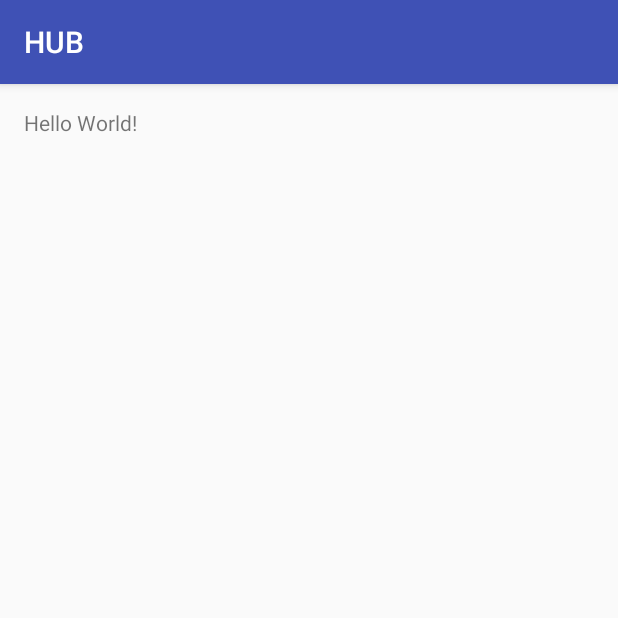
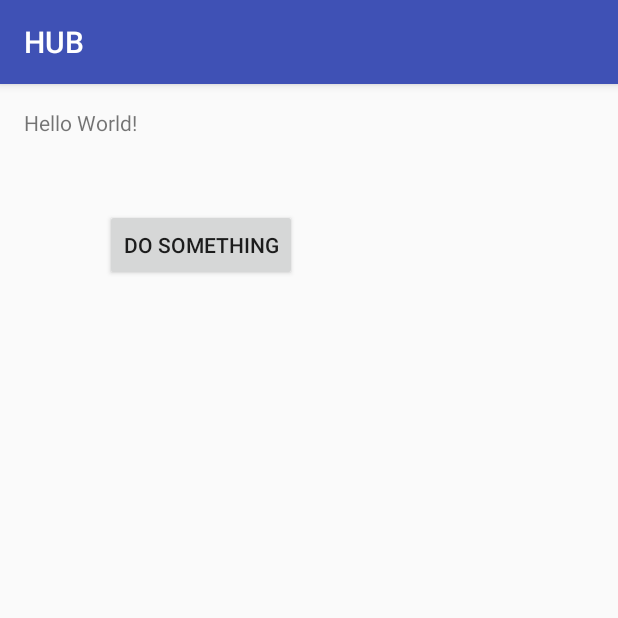
Before and after one commit to the-sa/UTDTeamHUBs, an Android app: the screen it shows after launch (MainActivity), on a phone screen of 412 x 824 dp, the top half of it. Run offline under Robolectric (Android 15) with nearby library versions, the phone set to English and light mode, and no system bars.

Commit message:
I was just trying to see if this commit works and how GitHub looks. I just added a button to change the textview when it is clicked. You can delete this when you work on it.

```diff
--- a/app/src/main/java/com/teamhub/utd/hub/MainActivity.java
+++ b/app/src/main/java/com/teamhub/utd/hub/MainActivity.java
@@ -2,12 +2,30 @@
 
 import android.support.v7.app.AppCompatActivity;
 import android.os.Bundle;
+import android.view.View;
+import android.widget.Button;
+import android.widget.TextView;
 
 public class MainActivity extends AppCompatActivity {
+
+    // create variables
+    TextView text;
+    Button button;
 
     @Override
     protected void onCreate(Bundle savedInstanceState) {
         super.onCreate(savedInstanceState);
         setContentView(R.layout.activity_main);
+
+        text = (TextView)findViewById(R.id.textView);
+
+        // button to do something
+        button = (Button)findViewById(R.id.button);
+        button.setOnClickListener(new View.OnClickListener() {
+            @Override
+            public void onClick(View view) {
+                text.setText("Something was done...");
+            }
+        });
     }
 }
--- a/app/src/main/res/layout/activity_main.xml
+++ b/app/src/main/res/layout/activity_main.xml
@@ -13,5 +13,16 @@
     <TextView
         android:layout_width="wrap_content"
         android:layout_height="wrap_content"
-        android:text="Hello World!" />
+        android:text="Hello World!"
+        android:id="@+id/textView"/>
+
+    <Button
+        android:text="Do Something"
+        android:layout_width="wrap_content"
+        android:layout_height="wrap_content"
+        android:layout_below="@+id/textView"
+        android:layout_alignParentStart="true"
+        android:layout_marginStart="54dp"
+        android:layout_marginTop="48dp"
+        android:id="@+id/button" />
 </RelativeLayout>
```
